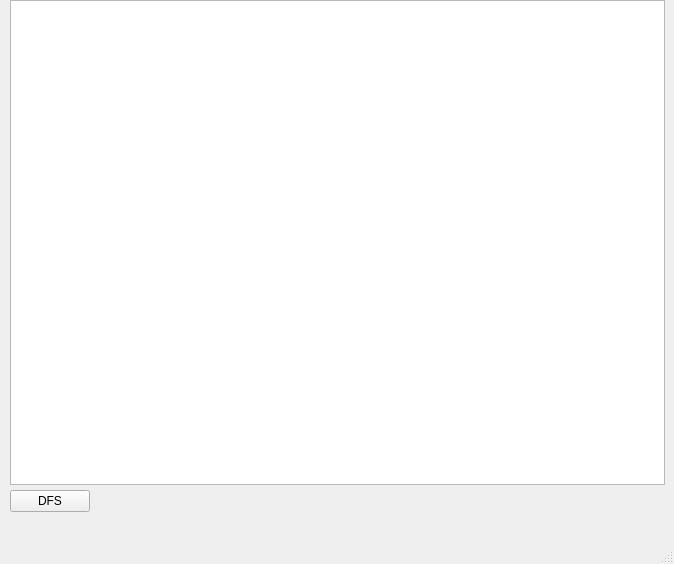
Qt form PathFinder/mainwindow.ui (brno4758/Pathfinding) before a commit.
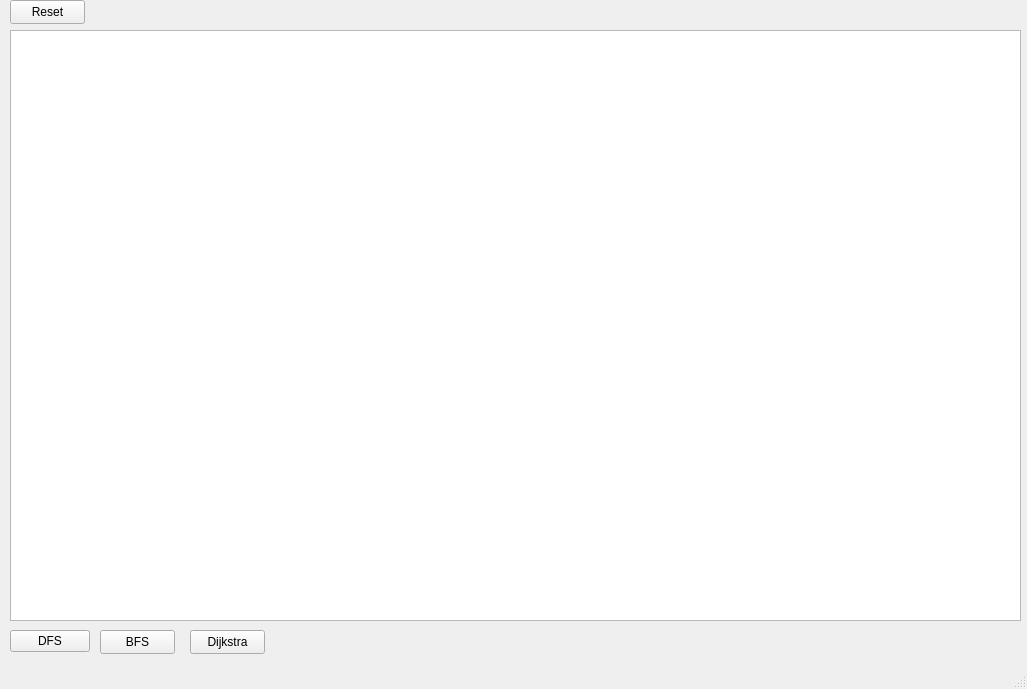
The same form after that commit.

What changed in the file:
```diff
--- a/PathFinder/mainwindow.ui
+++ b/PathFinder/mainwindow.ui
@@ -6,8 +6,8 @@
    <rect>
     <x>0</x>
     <y>0</y>
-    <width>674</width>
-    <height>564</height>
+    <width>1027</width>
+    <height>689</height>
    </rect>
   </property>
   <property name="windowTitle">
@@ -18,9 +18,9 @@
     <property name="geometry">
      <rect>
       <x>10</x>
-      <y>0</y>
-      <width>655</width>
-      <height>485</height>
+      <y>30</y>
+      <width>1011</width>
+      <height>591</height>
      </rect>
     </property>
    </widget>
@@ -28,7 +28,7 @@
     <property name="geometry">
      <rect>
       <x>10</x>
-      <y>490</y>
+      <y>630</y>
       <width>80</width>
       <height>22</height>
      </rect>
@@ -37,6 +37,45 @@
      <string>DFS</string>
     </property>
    </widget>
+   <widget class="QPushButton" name="BFSButton">
+    <property name="geometry">
+     <rect>
+      <x>100</x>
+      <y>630</y>
+      <width>75</width>
+      <height>24</height>
+     </rect>
+    </property>
+    <property name="text">
+     <string>BFS</string>
+    </property>
+   </widget>
+   <widget class="QPushButton" name="resetButton">
+    <property name="geometry">
+     <rect>
+      <x>10</x>
+      <y>0</y>
+      <width>75</width>
+      <height>24</height>
+     </rect>
+    </property>
+    <property name="text">
+     <string>Reset</string>
+    </property>
+   </widget>
+   <widget class="QPushButton" name="DijkstraButton">
+    <property name="geometry">
+     <rect>
+      <x>190</x>
+      <y>630</y>
+      <width>75</width>
+      <height>24</height>
+     </rect>
+    </property>
+    <property name="text">
+     <string>Dijkstra</string>
+    </property>
+   </widget>
   </widget>
   <widget class="QMenuBar" name="menubar">
    <property name="geometry">
```
Left out of the diff: 6 changed lines with no effect on the pictures.
